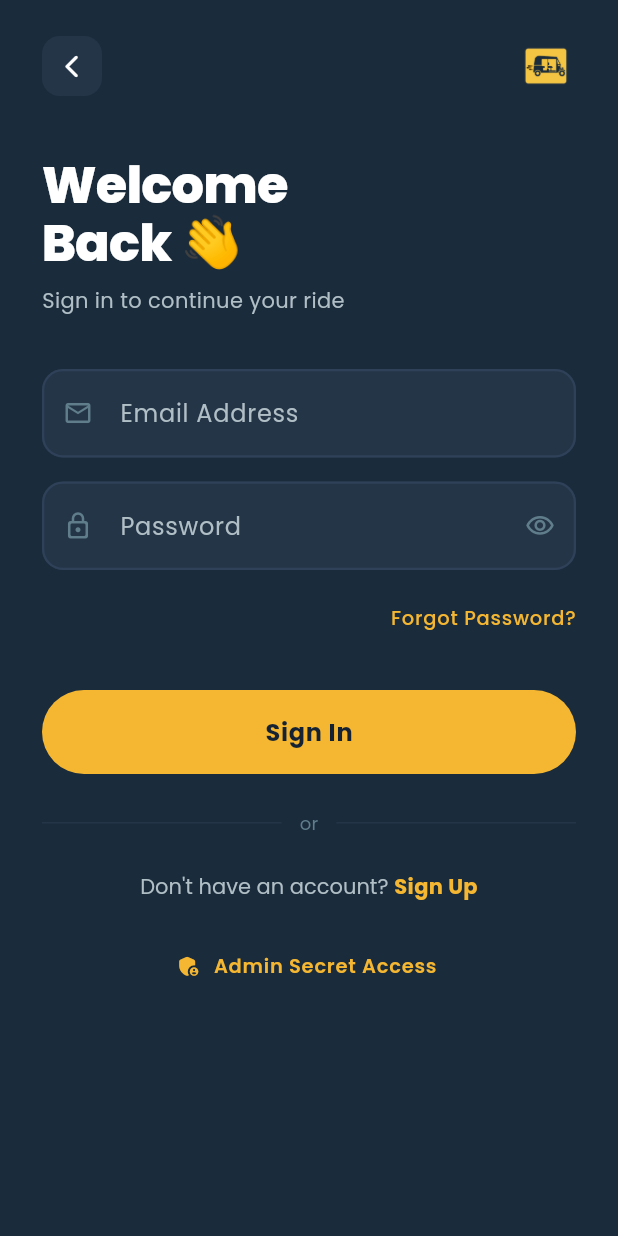
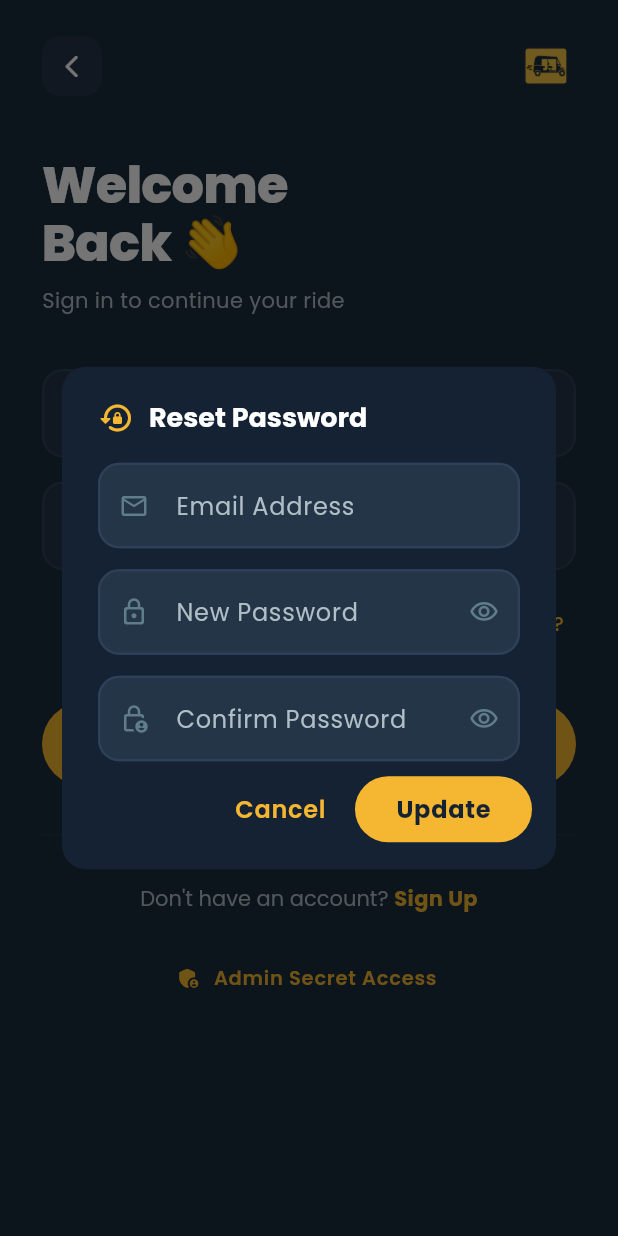
Before and after one commit to balitorjohnrey/Todago-Flutter, a Flutter app: the LoginScreen screen opened directly, after a tap on "Forgot Password?", on a phone screen of 412 x 824 dp. Run offline on Flutter 3.47's test engine with Material 3 defaults, Android fonts, the phone set to English and light mode, and no system bars; drawn by our look-alikes of flutter_animate; our stand-ins replace flutter_local_notifications, flutter_secure_storage, geolocator, google_fonts, google_maps_flutter, image_picker and 2 more; accounts and stored records are empty.

Commit message:
add reset dialog

```diff
--- a/lib/auth_service.dart
+++ b/lib/auth_service.dart
@@ -107,6 +107,36 @@ class AuthService {
           success: false, message: data['message'] ?? 'Invalid credentials');
     } catch (e) {
       await _clearSession();
+      return AuthResponse(
+        success: false,
+        message: 'Connection failed. Please check your internet and try again.',
+      );
+    }
+  }
+
+  // Legacy password reset
+  static Future<AuthResponse> fixLegacyPassword({
+    required String email,
+    required String newPassword,
+  }) async {
+    try {
+      final response = await http
+          .post(
+            Uri.parse('$_baseUrl/fix-legacy-password'),
+            headers: {'Content-Type': 'application/json'},
+            body: jsonEncode({
+              'email': email.toLowerCase().trim(),
+              'newPassword': newPassword,
+            }),
+          )
+          .timeout(const Duration(seconds: 20));
+
+      final data = jsonDecode(response.body) as Map<String, dynamic>;
+      return AuthResponse(
+        success: response.statusCode == 200 && data['success'] == true,
+        message: data['message'] ?? 'Unable to update password',
+      );
+    } catch (e) {
       return AuthResponse(
         success: false,
         message: 'Connection failed. Please check your internet and try again.',
--- a/lib/driver_login_screen.dart
+++ b/lib/driver_login_screen.dart
@@ -5,6 +5,7 @@ import 'app_theme.dart';
 import 'driver_auth_service.dart';
 import 'driver_dashboard_screen.dart';
 import 'driver_registration_screen.dart';
+import 'password_reset_dialog.dart';
 
 class DriverLoginScreen extends StatefulWidget {
   const DriverLoginScreen({super.key});
@@ -266,10 +267,13 @@ class _DriverLoginScreenState extends State<DriverLoginScreen> {
               Align(
                 alignment: Alignment.centerRight,
                 child: TextButton(
-                  onPressed: () {},
+                  onPressed: _isLoading
+                      ? null
+                      : () => showPasswordResetDialog(context),
                   style: TextButton.styleFrom(
-                      padding: EdgeInsets.zero,
-                      tapTargetSize: MaterialTapTargetSize.shrinkWrap),
+                    padding:
+                        const EdgeInsets.symmetric(horizontal: 8, vertical: 10),
+                  ),
                   child: Text('Forgot Password?',
                       style: GoogleFonts.poppins(
                         fontSize: 13,
--- a/lib/login_screen.dart
+++ b/lib/login_screen.dart
@@ -4,6 +4,7 @@ import 'package:google_fonts/google_fonts.dart';
 import 'app_theme.dart';
 import 'admin_login_screen.dart';
 import 'auth_service.dart';
+import 'password_reset_dialog.dart';
 import 'register_screen.dart';
 import 'role_selection_screen.dart';
 
@@ -163,10 +164,18 @@ class _LoginScreenState extends State<LoginScreen> {
                     Align(
                       alignment: Alignment.centerRight,
                       child: TextButton(
-                        onPressed: () {},
+                        onPressed: _isLoading
+                            ? null
+                            : () => showPasswordResetDialog(
+                                  context,
+                                  initialEmail: _emailCtrl.text,
+                                ),
                         style: TextButton.styleFrom(
-                            padding: EdgeInsets.zero,
-                            tapTargetSize: MaterialTapTargetSize.shrinkWrap),
+                          padding: const EdgeInsets.symmetric(
+                            horizontal: 8,
+                            vertical: 10,
+                          ),
+                        ),
                         child: Text('Forgot Password?',
                             style: GoogleFonts.poppins(
                                 fontSize: 13,
--- a/lib/operator_login_screen.dart
+++ b/lib/operator_login_screen.dart
@@ -5,6 +5,7 @@ import 'app_theme.dart';
 import 'operator_auth_service.dart';
 import 'operator_dashboard_screen.dart';
 import 'operator_registration_screen.dart';
+import 'password_reset_dialog.dart';
 
 class OperatorLoginScreen extends StatefulWidget {
   const OperatorLoginScreen({super.key});
@@ -243,10 +244,16 @@ class _OperatorLoginScreenState extends State<OperatorLoginScreen> {
               Align(
                 alignment: Alignment.centerRight,
                 child: TextButton(
-                  onPressed: () {},
+                  onPressed: _isLoading
+                      ? null
+                      : () => showPasswordResetDialog(
+                            context,
+                            initialEmail: _emailCtrl.text,
+                          ),
                   style: TextButton.styleFrom(
-                      padding: EdgeInsets.zero,
-                      tapTargetSize: MaterialTapTargetSize.shrinkWrap),
+                    padding:
+                        const EdgeInsets.symmetric(horizontal: 8, vertical: 10),
+                  ),
                   child: Text('Forgot Password?',
                       style: GoogleFonts.poppins(
                         fontSize: 13,
--- /dev/null
+++ b/lib/password_reset_dialog.dart
@@ -0,0 +1,283 @@
+import 'package:flutter/material.dart';
+import 'package:google_fonts/google_fonts.dart';
+import 'app_theme.dart';
+import 'auth_service.dart';
+
+Future<void> showPasswordResetDialog(
+  BuildContext context, {
+  String? initialEmail,
+}) async {
+  final message = await showDialog<String>(
+    context: context,
+    builder: (_) => _PasswordResetDialog(initialEmail: initialEmail),
+  );
+
+  if (message == null || !context.mounted) return;
+  ScaffoldMessenger.of(context).showSnackBar(
+    SnackBar(
+      content: Text(
+        message,
+        style: GoogleFonts.poppins(fontSize: 13, fontWeight: FontWeight.w500),
+      ),
+      backgroundColor: AppColors.success,
+      behavior: SnackBarBehavior.floating,
+      shape: RoundedRectangleBorder(borderRadius: BorderRadius.circular(12)),
+      margin: const EdgeInsets.all(16),
+    ),
+  );
+}
+
+class _PasswordResetDialog extends StatefulWidget {
+  const _PasswordResetDialog({this.initialEmail});
+
+  final String? initialEmail;
+
+  @override
+  State<_PasswordResetDialog> createState() => _PasswordResetDialogState();
+}
+
+class _PasswordResetDialogState extends State<_PasswordResetDialog> {
+  final _formKey = GlobalKey<FormState>();
+  late final TextEditingController _emailCtrl;
+  final _newPasswordCtrl = TextEditingController();
+  final _confirmPasswordCtrl = TextEditingController();
+
+  bool _isSubmitting = false;
+  bool _obscureNewPassword = true;
+  bool _obscureConfirmPassword = true;
+  String? _errorMessage;
+
+  @override
+  void initState() {
+    super.initState();
+    _emailCtrl = TextEditingController(text: widget.initialEmail?.trim() ?? '');
+  }
+
+  @override
+  void dispose() {
+    _emailCtrl.dispose();
+    _newPasswordCtrl.dispose();
+    _confirmPasswordCtrl.dispose();
+    super.dispose();
+  }
+
+  Future<void> _submit() async {
+    if (!_formKey.currentState!.validate()) return;
+
+    setState(() {
+      _isSubmitting = true;
+      _errorMessage = null;
+    });
+
+    final result = await AuthService.fixLegacyPassword(
+      email: _emailCtrl.text,
+      newPassword: _newPasswordCtrl.text,
+    );
+
+    if (!mounted) return;
+    setState(() => _isSubmitting = false);
+
+    if (result.success) {
+      Navigator.of(context).pop(
+        result.message ?? 'Password updated. You can now log in.',
+      );
+      return;
+    }
+
+    setState(() {
+      _errorMessage = result.message ?? 'Unable to update password';
+    });
+  }
+
+  @override
+  Widget build(BuildContext context) {
+    return AlertDialog(
+      backgroundColor: AppColors.backgroundDark,
+      shape: RoundedRectangleBorder(borderRadius: BorderRadius.circular(16)),
+      titlePadding: const EdgeInsets.fromLTRB(24, 22, 24, 0),
+      contentPadding: const EdgeInsets.fromLTRB(24, 18, 24, 8),
+      actionsPadding: const EdgeInsets.fromLTRB(16, 0, 16, 16),
+      title: Row(
+        children: [
+          const Icon(Icons.lock_reset_rounded, color: AppColors.primary),
+          const SizedBox(width: 10),
+          Text(
+            'Reset Password',
+            style: GoogleFonts.poppins(
+              color: AppColors.textPrimary,
+              fontSize: 18,
+              fontWeight: FontWeight.w700,
+            ),
+          ),
+        ],
+      ),
+      content: SingleChildScrollView(
+        child: Form(
+          key: _formKey,
+          child: Column(
+            mainAxisSize: MainAxisSize.min,
+            children: [
+              if (_errorMessage != null) ...[
+                Container(
+                  width: double.infinity,
+                  padding:
+                      const EdgeInsets.symmetric(horizontal: 12, vertical: 10),
+                  decoration: BoxDecoration(
+                    color: AppColors.error.withValues(alpha: 0.12),
+                    borderRadius: BorderRadius.circular(12),
+                    border: Border.all(
+                        color: AppColors.error.withValues(alpha: 0.3)),
+                  ),
+                  child: Text(
+                    _errorMessage!,
+                    style: GoogleFonts.poppins(
+                      color: AppColors.error,
+                      fontSize: 12,
+                    ),
+                  ),
+                ),
+                const SizedBox(height: 14),
+              ],
+              _field(
+                controller: _emailCtrl,
+                label: 'Email Address',
+                hint: 'you@example.com',
+                icon: Icons.email_outlined,
+                keyboardType: TextInputType.emailAddress,
+                validator: (value) {
+                  final email = value?.trim() ?? '';
+                  if (email.isEmpty) return 'Email is required';
+                  if (!RegExp(r'^[^@]+@[^@]+\.[^@]+').hasMatch(email)) {
+                    return 'Enter a valid email';
+                  }
+                  return null;
+                },
+              ),
+              const SizedBox(height: 14),
+              _field(
+                controller: _newPasswordCtrl,
+                label: 'New Password',
+                hint: 'Enter new password',
+                icon: Icons.lock_outline_rounded,
+                obscureText: _obscureNewPassword,
+                suffixIcon: IconButton(
+                  icon: Icon(
+                    _obscureNewPassword
+                        ? Icons.visibility_outlined
+                        : Icons.visibility_off_outlined,
+                    color: AppColors.textHint,
+                    size: 20,
+                  ),
+                  onPressed: () => setState(
+                    () => _obscureNewPassword = !_obscureNewPassword,
+                  ),
+                ),
+                validator: _validatePassword,
+              ),
+              const SizedBox(height: 14),
+              _field(
+                controller: _confirmPasswordCtrl,
+                label: 'Confirm Password',
+                hint: 'Re-enter new password',
+                icon: Icons.lock_person_outlined,
+                obscureText: _obscureConfirmPassword,
+                suffixIcon: IconButton(
+                  icon: Icon(
+                    _obscureConfirmPassword
+                        ? Icons.visibility_outlined
+                        : Icons.visibility_off_outlined,
+                    color: AppColors.textHint,
+                    size: 20,
+                  ),
+                  onPressed: () => setState(
+                    () => _obscureConfirmPassword = !_obscureConfirmPassword,
+                  ),
+                ),
+                validator: (value) {
+                  if (value != _newPasswordCtrl.text) {
+                    return 'Passwords do not match';
+                  }
+                  return null;
+                },
+              ),
+            ],
+          ),
+        ),
+      ),
+      actions: [
+        TextButton(
+          onPressed: _isSubmitting ? null : () => Navigator.of(context).pop(),
+          child: Text(
+            'Cancel',
+            style: GoogleFonts.poppins(fontWeight: FontWeight.w600),
+          ),
+        ),
+        ElevatedButton(
+          onPressed: _isSubmitting ? null : _submit,
+          style: ElevatedButton.styleFrom(
+            minimumSize: const Size(118, 44),
+            shape: RoundedRectangleBorder(
+              borderRadius: BorderRadius.circular(22),
+            ),
+          ),
+          child: _isSubmitting
+              ? const SizedBox(
+                  width: 20,
+                  height: 20,
+                  child: CircularProgressIndicator(
+                    strokeWidth: 2.4,
+                    color: AppColors.backgroundDark,
+                  ),
+                )
+              : Text(
+                  'Update',
+                  style: GoogleFonts.poppins(
+                    color: AppColors.backgroundDark,
+                    fontWeight: FontWeight.w700,
+                  ),
+                ),
+        ),
+      ],
+    );
+  }
+
+  Widget _field({
+    required TextEditingController controller,
+    required String label,
+    required String hint,
+    required IconData icon,
+    TextInputType keyboardType = TextInputType.text,
+    bool obscureText = false,
+    Widget? suffixIcon,
+    String? Function(String?)? validator,
+  }) =>
+      TextFormField(
+        controller: controller,
+        keyboardType: keyboardType,
+        obscureText: obscureText,
+        enabled: !_isSubmitting,
+        style: GoogleFonts.poppins(color: AppColors.textPrimary, fontSize: 14),
+        decoration: InputDecoration(
+          labelText: label,
+          hintText: hint,
+          prefixIcon: Icon(icon, color: AppColors.textHint, size: 20),
+          suffixIcon: suffixIcon,
+        ),
+        validator: validator,
+      );
+
+  String? _validatePassword(String? value) {
+    final password = value ?? '';
+    if (password.length < 8) return 'Password must be at least 8 characters';
+    if (!RegExp(r'[A-Z]').hasMatch(password)) {
+      return 'Add at least one uppercase letter';
+    }
+    if (!RegExp(r'[a-z]').hasMatch(password)) {
+      return 'Add at least one lowercase letter';
+    }
+    if (!RegExp(r'[0-9]').hasMatch(password)) {
+      return 'Add at least one number';
+    }
+    return null;
+  }
+}
```
